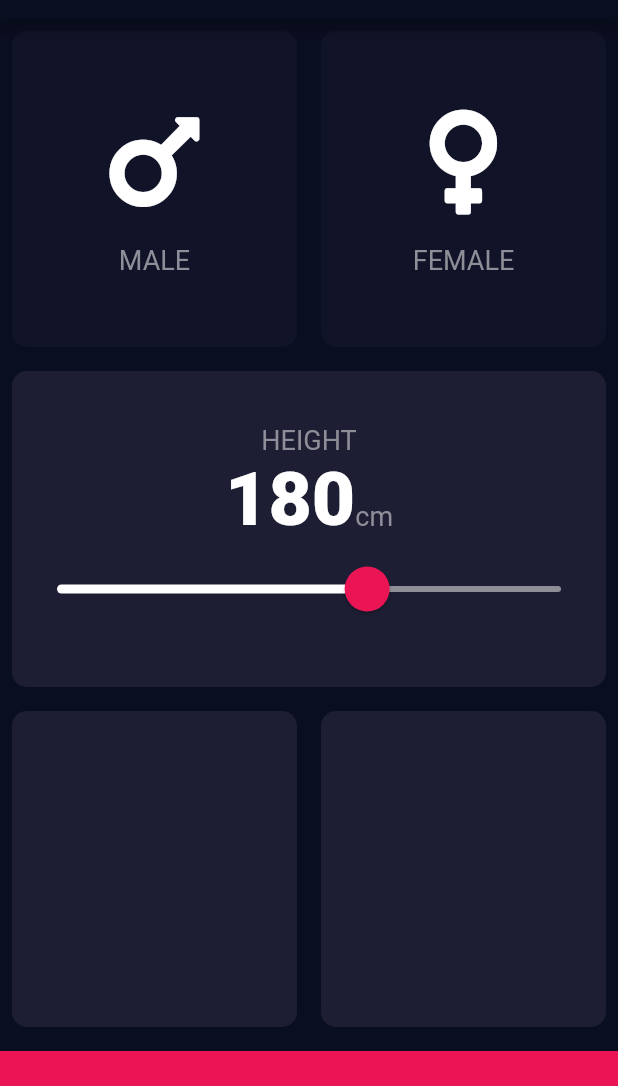
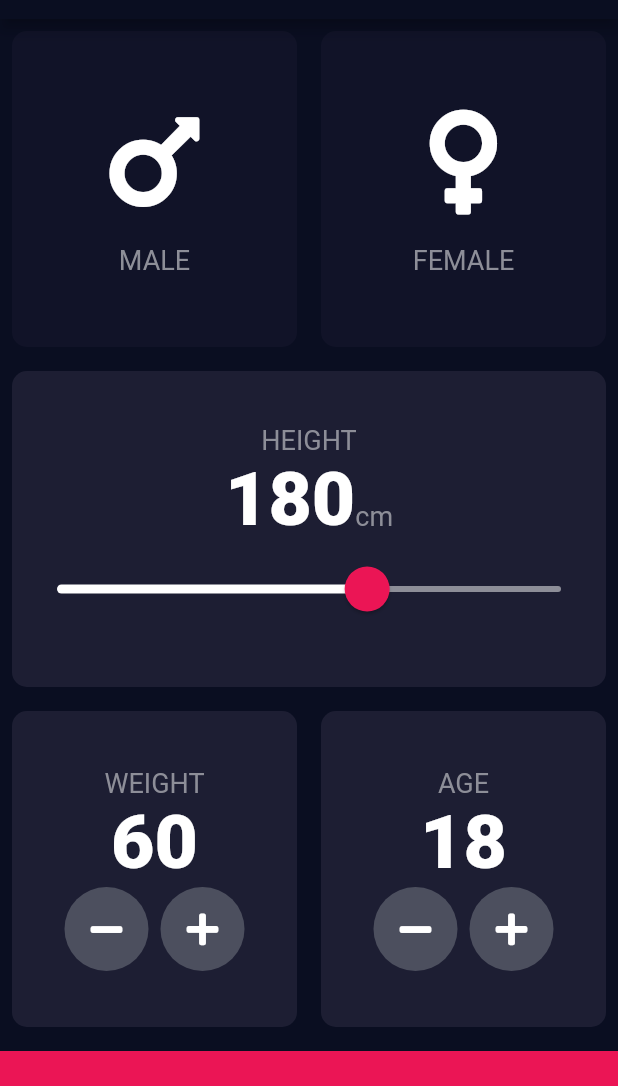
Before and after one commit to cesar-ferreira/flutter-BMICalculator, a Flutter app: the screen it shows after launch, on a phone screen of 412 x 824 dp, the part 65-1151 px from its top. Run offline on Flutter 3.47's test engine with Material 2 defaults, Android fonts, the phone set to English and light mode, and no system bars; our stand-ins replace font_awesome_flutter.

Commit message:
create a widget of rounded button

```diff
--- a/bmi_calculator/lib/input_page.dart
+++ b/bmi_calculator/lib/input_page.dart
@@ -1,6 +1,7 @@
 import 'package:bmi_calculator/constants.dart';
 import 'package:bmi_calculator/widgets/icon_content.dart';
 import 'package:bmi_calculator/widgets/reusable_card.dart';
+import 'package:bmi_calculator/widgets/round_icon_button.dart';
 import 'package:flutter/material.dart';
 import 'package:font_awesome_flutter/font_awesome_flutter.dart';
 
@@ -18,6 +19,9 @@ class _InputPageState extends State<InputPage> {
 
   Gender selectedGender;
   int height = 180;
+  int weight = 60;
+  int age = 18;
+
 
   @override
   Widget build(BuildContext context) {
@@ -121,11 +125,81 @@ class _InputPageState extends State<InputPage> {
                 Expanded(
                   child: ReusableCard(
                     color: kActiveCardColour,
+                    child: Column(
+                      mainAxisAlignment: MainAxisAlignment.center,
+                      children: <Widget>[
+                        Text(
+                          'WEIGHT',
+                          style: kLabelTextStyle,
+                        ),
+                        Text(
+                          weight.toString(),
+                          style: kNumberTextStyle,
+                        ),
+                        Row(
+                          mainAxisAlignment: MainAxisAlignment.center,
+                          children: <Widget>[
+                            RoundIconButton(
+                              icon: FontAwesomeIcons.minus,
+                              onPressed: () {
+                                setState(() {
+                                  weight--;
+                                });
+                              },
+                            ),
+                            SizedBox(width: 8,),
+                            RoundIconButton(
+                              icon: FontAwesomeIcons.plus,
+                              onPressed: () {
+                                setState(() {
+                                  weight++;
+                                });
+                              },
+                            ),
+                          ],
+                        ),
+                      ],
+                    ),
                   ),
                 ),
                 Expanded(
                   child: ReusableCard(
                     color: kActiveCardColour,
+                    child: Column(
+                      mainAxisAlignment: MainAxisAlignment.center,
+                      children: <Widget>[
+                        Text(
+                          'AGE',
+                          style: kLabelTextStyle,
+                        ),
+                        Text(
+                          age.toString(),
+                          style: kNumberTextStyle,
+                        ),
+                        Row(
+                          mainAxisAlignment: MainAxisAlignment.center,
+                          children: <Widget>[
+                            RoundIconButton(
+                              icon: FontAwesomeIcons.minus,
+                              onPressed: () {
+                                setState(() {
+                                  age--;
+                                });
+                              },
+                            ),
+                            SizedBox(width: 8,),
+                            RoundIconButton(
+                              icon: FontAwesomeIcons.plus,
+                              onPressed: () {
+                                setState(() {
+                                  age++;
+                                });
+                              },
+                            ),
+                          ],
+                        ),
+                      ],
+                    ),
                   ),
                 ),
               ],
--- /dev/null
+++ b/bmi_calculator/lib/widgets/round_icon_button.dart
@@ -0,0 +1,24 @@
+import 'package:flutter/material.dart';
+
+class RoundIconButton extends StatelessWidget {
+
+  final IconData icon;
+  final Function onPressed;
+
+  RoundIconButton({@required this.icon, @required this.onPressed});
+
+  @override
+  Widget build(BuildContext context) {
+    return RawMaterialButton(
+      child: Icon(icon),
+      onPressed: onPressed,
+      elevation: 0,
+      constraints: BoxConstraints.tightFor(
+        width: 56,
+        height: 56,
+      ),
+      shape: CircleBorder(),
+      fillColor: Color(0xFF4C4F5E),
+    );
+  }
+}
```
